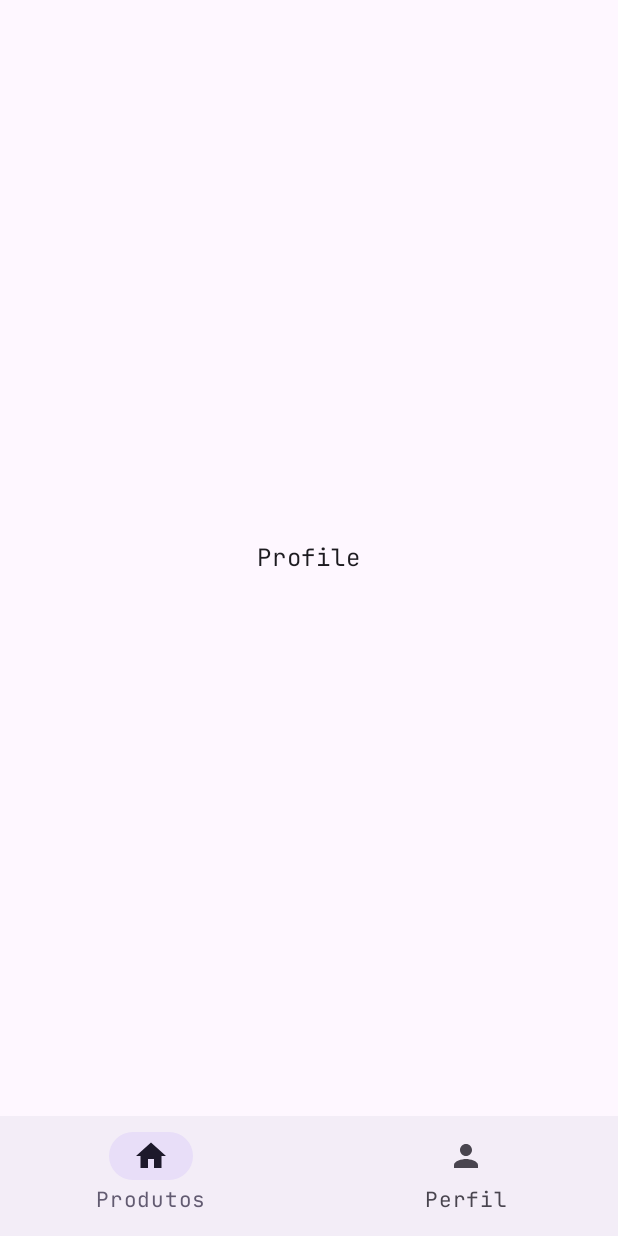
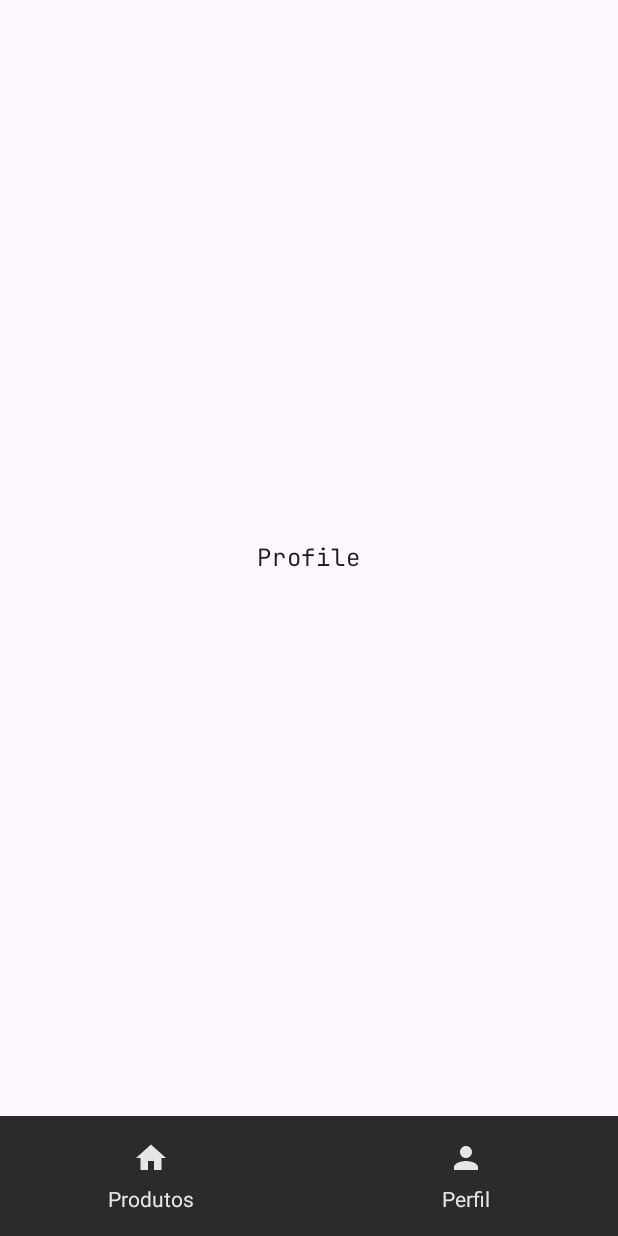
Before and after one commit to matheusperezz/compose-animations, an Android app built with Jetpack Compose: the screen it shows after launch (MainActivity), item 2 of the bottom bar chosen, on a phone screen of 412 x 824 dp. Run offline under Robolectric (Android 15) with nearby library versions, the phone set to English and light mode, and no system bars; 2 statements that could not run were skipped.

Commit message:
bottom bar is now working fine

```diff
--- a/app/src/main/java/br/com/compras/MainActivity.kt
+++ b/app/src/main/java/br/com/compras/MainActivity.kt
@@ -1,9 +1,12 @@
 package br.com.compras
 
 import android.os.Bundle
+import android.util.Log
 import androidx.activity.ComponentActivity
 import androidx.activity.compose.setContent
 import androidx.activity.viewModels
+import androidx.compose.animation.AnimatedContent
+import androidx.compose.animation.ExperimentalAnimationApi
 import androidx.compose.foundation.background
 import androidx.compose.foundation.layout.Box
 import androidx.compose.foundation.layout.fillMaxSize
@@ -13,6 +16,8 @@ import androidx.compose.material3.MaterialTheme
 import androidx.compose.material3.Scaffold
 import androidx.compose.material3.Surface
 import androidx.compose.runtime.Composable
+import androidx.compose.runtime.LaunchedEffect
+import androidx.compose.runtime.MutableState
 import androidx.compose.runtime.getValue
 import androidx.compose.runtime.mutableStateOf
 import androidx.compose.runtime.remember
@@ -37,6 +42,16 @@ class MainActivity : ComponentActivity() {
             val navController = rememberNavController()
             val backStackEntryState by navController.currentBackStackEntryAsState()
             val currentDestination = backStackEntryState?.destination
+
+            LaunchedEffect(Unit) {
+                navController.addOnDestinationChangedListener { _, _, _ ->
+                    val routes = navController.backQueue.map {
+                        it.destination.route
+                    }
+                    Log.i("MainActivity", "onCreate: back stack - $routes")
+                }
+            }
+
             ComprasTheme {
                 Surface(
                     modifier = Modifier.fillMaxSize(),
@@ -44,13 +59,7 @@ class MainActivity : ComponentActivity() {
                 ) {
                     val viewModel by viewModels<ProductListViewModel>()
                     val currentRoute = currentDestination?.route
-                    val selectedItem: BottomBarItem by remember(currentDestination) {
-                        val item = when (currentRoute){
-                            productListRoute -> BottomBarItem.ProductList
-                            else -> BottomBarItem.ProductList
-                        }
-                        mutableStateOf(item)
-                    }
+                    val bottomBarItemSelected: MutableState<BottomBarItem> = remember { mutableStateOf(BottomBarItem.ProductList) }
                     val containsInBottomBarItems = when(currentRoute) {
                         productListRoute -> true
                         else -> false
@@ -63,9 +72,10 @@ class MainActivity : ComponentActivity() {
 
                     ComprasApp(
                         onFabClick = { viewModel.addRandomProduct() },
-                        bottomBarItemSelected = selectedItem,
+                        bottomBarItemSelected = bottomBarItemSelected,
                         onBottomBarItemSelectedChange = { item ->
                             navController.navigateSingleTopWithPopUpTo(item)
+                            bottomBarItemSelected.value = item
                         },
                         isShowFab = isShowFab
                     ) {
@@ -78,10 +88,10 @@ class MainActivity : ComponentActivity() {
 }
 
 
-@OptIn(ExperimentalMaterial3Api::class)
+@OptIn(ExperimentalMaterial3Api::class, ExperimentalAnimationApi::class)
 @Composable
 fun ComprasApp(
-    bottomBarItemSelected: BottomBarItem = bottomBarItems.first(),
+    bottomBarItemSelected: MutableState<BottomBarItem> = remember { mutableStateOf(bottomBarItems.first()) },
     onBottomBarItemSelectedChange: (BottomBarItem) -> Unit = {},
     isShowTopBar: Boolean = false,
     isShowBottomBar: Boolean = false,
--- a/app/src/main/java/br/com/compras/ui/components/BottomBar.kt
+++ b/app/src/main/java/br/com/compras/ui/components/BottomBar.kt
@@ -3,13 +3,20 @@ package br.com.compras.ui.components
 import androidx.compose.material.icons.Icons
 import androidx.compose.material.icons.filled.Home
 import androidx.compose.material.icons.filled.Person
+import androidx.compose.material.icons.filled.Search
+import androidx.compose.material.icons.outlined.Home
+import androidx.compose.material.icons.outlined.Search
 import androidx.compose.material3.Icon
 import androidx.compose.material3.NavigationBar
 import androidx.compose.material3.NavigationBarItem
 import androidx.compose.material3.Text
 import androidx.compose.runtime.Composable
+import androidx.compose.runtime.MutableState
 import androidx.compose.ui.Modifier
 import androidx.compose.ui.graphics.vector.ImageVector
+import androidx.compose.ui.text.TextStyle
+import br.com.compras.ui.theme.softBlack
+import br.com.compras.ui.theme.softWhite
 
 sealed class BottomBarItem(
     val label: String,
@@ -33,20 +40,25 @@ val bottomBarItems = listOf(
 
 @Composable
 fun ComprasBottomBar(
-    item: BottomBarItem,
+    item: MutableState<BottomBarItem>,
     modifier: Modifier = Modifier,
     items: List<BottomBarItem> = emptyList(),
     onItemChange: (BottomBarItem) -> Unit = {}
 ) {
-    NavigationBar(modifier) {
+    NavigationBar(
+        modifier = modifier,
+        containerColor = softBlack,
+    ) {
         items.forEach {
             val label = it.label
             val icon = it.icon
             NavigationBarItem(
-                selected = item.label == label,
-                label = { Text(text = label) },
-                onClick = { onItemChange(it) },
-                icon = { Icon(icon, contentDescription = label) }
+                selected = item == it,
+                label = { Text(text = label, style = TextStyle(softWhite)) },
+                onClick = {
+                    onItemChange(it)
+                },
+                icon = { Icon(icon, contentDescription = label, tint = softWhite) }
             )
         }
     }
--- a/app/src/main/java/br/com/compras/ui/screens/ProductListScreen.kt
+++ b/app/src/main/java/br/com/compras/ui/screens/ProductListScreen.kt
@@ -1,5 +1,6 @@
 package br.com.compras.ui.screens
 
+import androidx.compose.foundation.ExperimentalFoundationApi
 import androidx.compose.foundation.layout.padding
 import androidx.compose.foundation.lazy.LazyColumn
 import androidx.compose.foundation.lazy.items
@@ -11,6 +12,7 @@ import androidx.compose.ui.unit.dp
 import br.com.compras.ui.components.ProductCard
 import br.com.compras.ui.viewmodels.ProductListViewModel
 
+@OptIn(ExperimentalFoundationApi::class)
 @Composable
 fun ProductListScreen(viewModel: ProductListViewModel) {
 
@@ -21,7 +23,7 @@ fun ProductListScreen(viewModel: ProductListViewModel) {
             .padding(16.dp)
     ) {
         items(products) { product ->
-            ProductCard(product = product)
+            ProductCard(product = product, modifier = Modifier.animateItemPlacement())
         }
     }
 }
```
Also changed, not shown: app/src/main/java/br/com/compras/ui/components/ProductCard.kt (+5 -2 lines).
